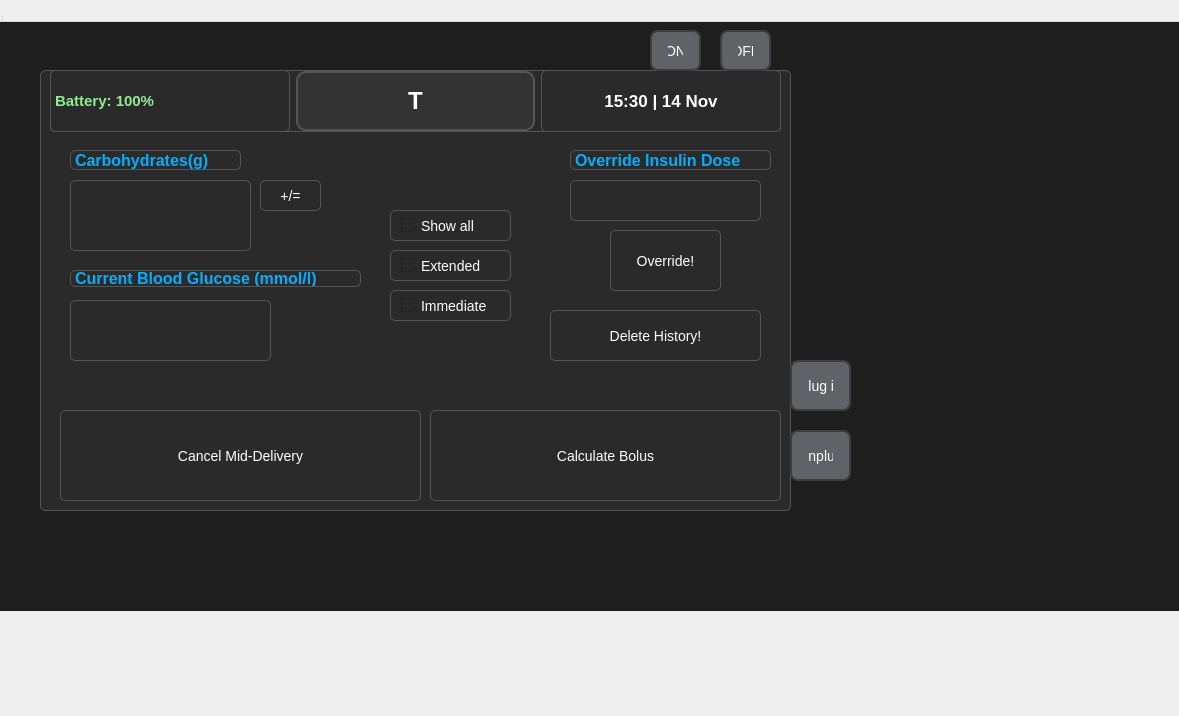
Old version of the form src/bolusmenu.ui in the repository Jelloge/insulin-pump-project.
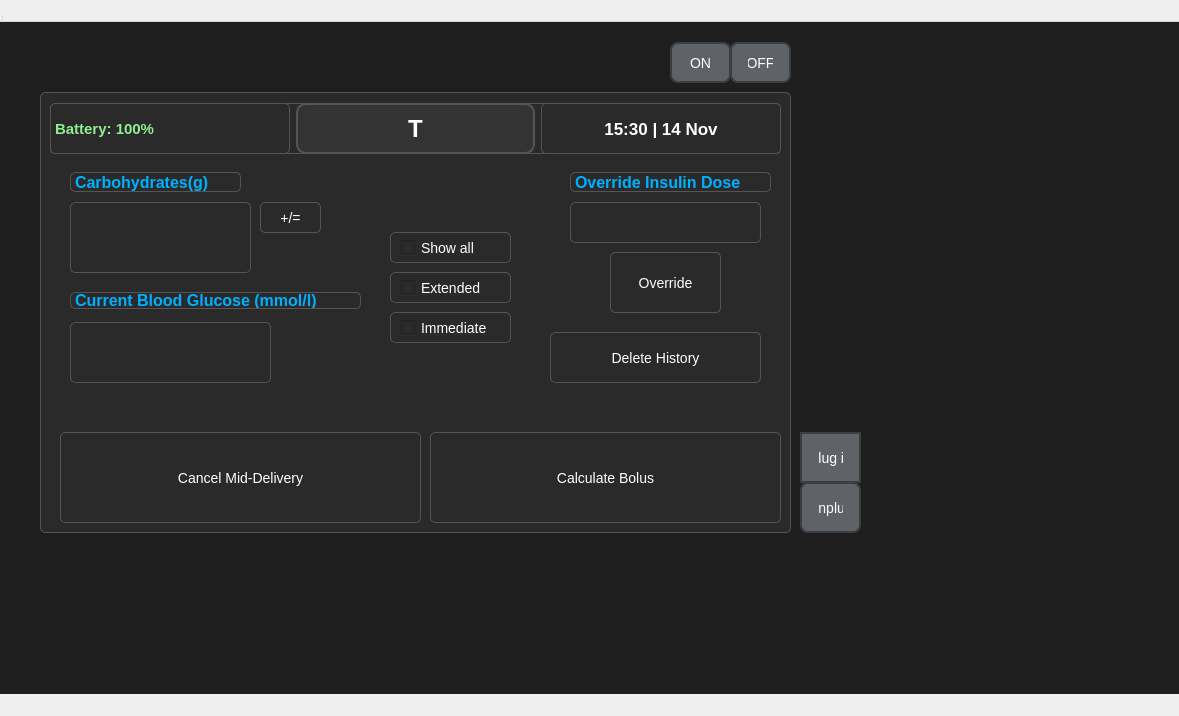
New version of the form.

What changed in the file:
```diff
--- a/src/bolusmenu.ui
+++ b/src/bolusmenu.ui
@@ -23,9 +23,9 @@
    <property name="geometry">
     <rect>
      <x>0</x>
-     <y>0</y>
+     <y>22</y>
      <width>1181</width>
-     <height>611</height>
+     <height>672</height>
     </rect>
    </property>
    <property name="styleSheet">
@@ -270,7 +270,7 @@
         </rect>
        </property>
        <property name="text">
-        <string>Override!</string>
+        <string>Override</string>
        </property>
       </widget>
       <widget class="QPushButton" name="deleteHistoryButton">
@@ -283,7 +283,7 @@
         </rect>
        </property>
        <property name="text">
-        <string>Delete History!</string>
+        <string>Delete History</string>
        </property>
       </widget>
       <widget class="QLineEdit" name="carbInput">
@@ -382,9 +382,9 @@
        <property name="geometry">
         <rect>
          <x>10</x>
-         <y>0</y>
+         <y>11</y>
          <width>731</width>
-         <height>62</height>
+         <height>51</height>
         </rect>
        </property>
        <layout class="QHBoxLayout" name="horizontalLayout_topBar_2">
@@ -455,9 +455,9 @@
      <widget class="QPushButton" name="turnOffButton">
       <property name="geometry">
        <rect>
-        <x>720</x>
-        <y>30</y>
-        <width>51</width>
+        <x>730</x>
+        <y>20</y>
+        <width>61</width>
         <height>41</height>
        </rect>
       </property>
@@ -468,12 +468,15 @@
      <widget class="QPushButton" name="turnOnButton">
       <property name="geometry">
        <rect>
-        <x>650</x>
-        <y>30</y>
-        <width>51</width>
+        <x>670</x>
+        <y>20</y>
+        <width>61</width>
         <height>41</height>
        </rect>
       </property>
+      <property name="styleSheet">
+       <string notr="true"/>
+      </property>
       <property name="text">
        <string>ON</string>
       </property>
@@ -481,12 +484,22 @@
      <widget class="QPushButton" name="ChargeButton">
       <property name="geometry">
        <rect>
-        <x>790</x>
-        <y>360</y>
+        <x>800</x>
+        <y>410</y>
         <width>61</width>
         <height>51</height>
        </rect>
       </property>
+      <property name="font">
+       <font>
+        <family>Segoe UI</family>
+        <pointsize>-1</pointsize>
+        <kerning>true</kerning>
+       </font>
+      </property>
+      <property name="styleSheet">
+       <string notr="true">border-radius: 0pt;</string>
+      </property>
       <property name="text">
        <string>Plug in</string>
       </property>
@@ -494,8 +507,8 @@
      <widget class="QPushButton" name="UnplugButton">
       <property name="geometry">
        <rect>
-        <x>790</x>
-        <y>430</y>
+        <x>800</x>
+        <y>460</y>
         <width>61</width>
         <height>51</height>
        </rect>
```
Left out of the diff: 6 changed lines with no effect on the pictures.
